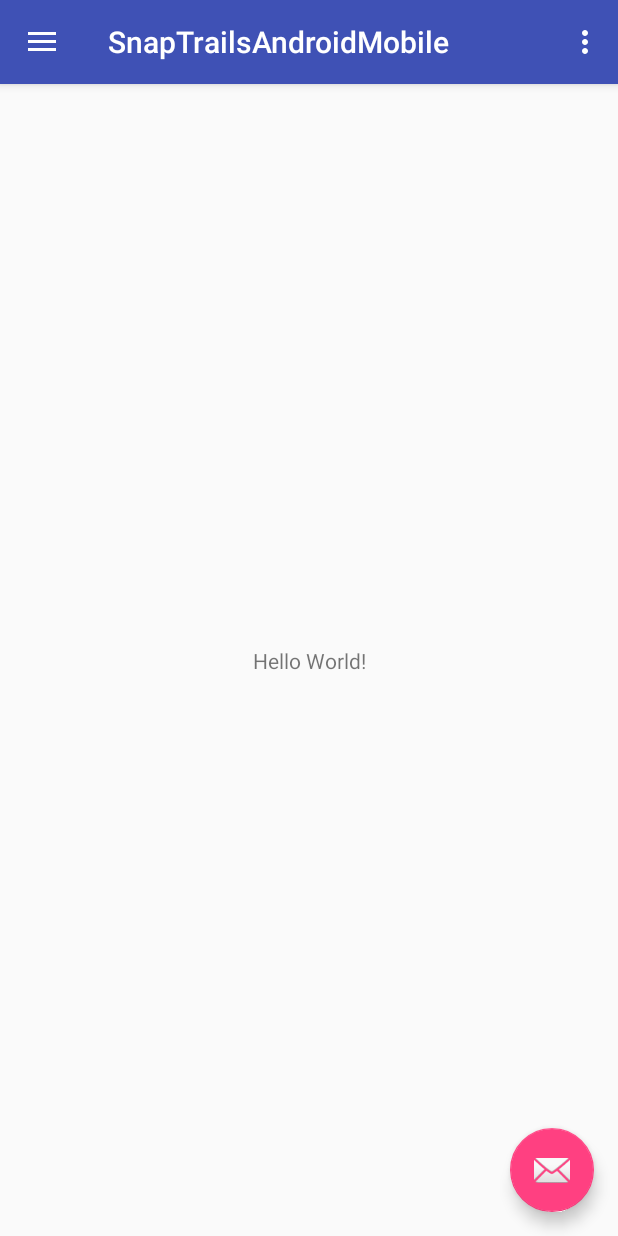
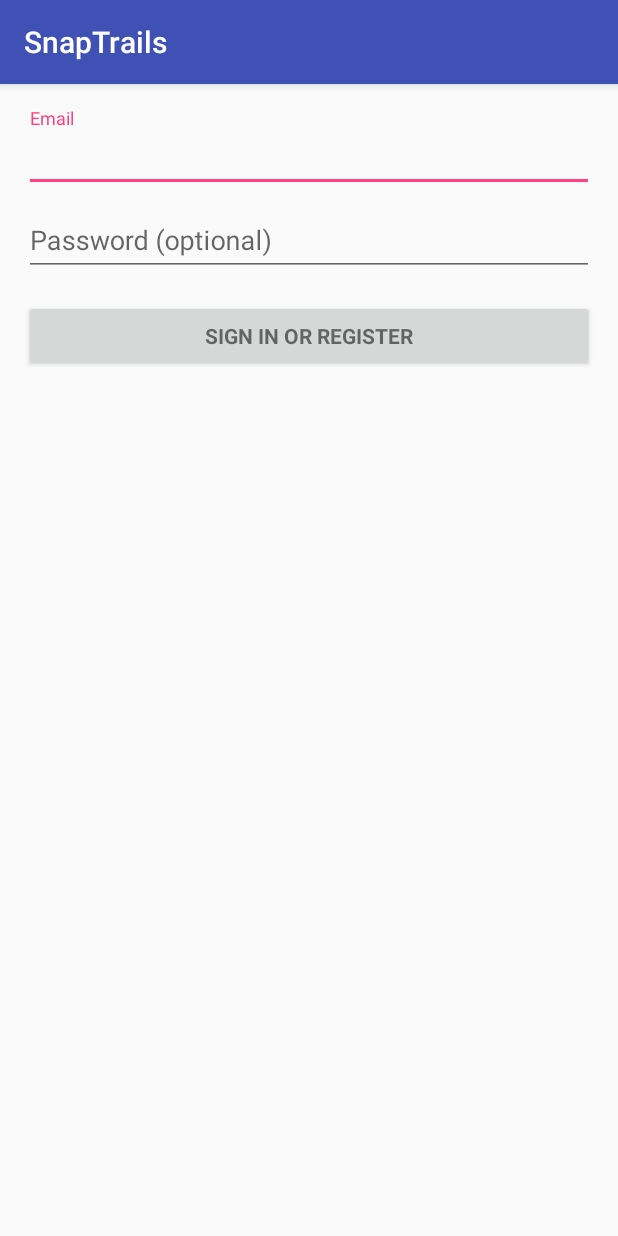
Before and after one commit to chausicle/SnapTrailsAndroidMobile, an Android app: the screen it shows after launch (MainActivity before the commit, LoginActivity after it), on a phone screen of 412 x 824 dp. Run offline under Robolectric (Android 15) with nearby library versions, the phone set to English and light mode, and no system bars; 2 statements that could not run were skipped.

Commit message:
Add login activity

```diff
--- /dev/null
+++ b/app/src/main/java/com/justinchau/snaptrailsandroidmobile/LoginActivity.java
@@ -0,0 +1,352 @@
+package com.justinchau.snaptrailsandroidmobile;
+
+import android.animation.Animator;
+import android.animation.AnimatorListenerAdapter;
+import android.annotation.TargetApi;
+import android.content.Intent;
+import android.content.pm.PackageManager;
+import android.support.annotation.NonNull;
+import android.support.design.widget.Snackbar;
+import android.support.v7.app.AppCompatActivity;
+import android.app.LoaderManager.LoaderCallbacks;
+
+import android.content.CursorLoader;
+import android.content.Loader;
+import android.database.Cursor;
+import android.net.Uri;
+import android.os.AsyncTask;
+
+import android.os.Build;
+import android.os.Bundle;
+import android.provider.ContactsContract;
+import android.text.TextUtils;
+import android.view.KeyEvent;
+import android.view.View;
+import android.view.View.OnClickListener;
+import android.view.inputmethod.EditorInfo;
+import android.widget.ArrayAdapter;
+import android.widget.AutoCompleteTextView;
+import android.widget.Button;
+import android.widget.EditText;
+import android.widget.TextView;
+
+import java.util.ArrayList;
+import java.util.List;
+
+import static android.Manifest.permission.READ_CONTACTS;
+
+/**
+ * A login screen that offers login via email/password.
+ */
+public class LoginActivity extends AppCompatActivity implements LoaderCallbacks<Cursor> {
+
+    /**
+     * Id to identity READ_CONTACTS permission request.
+     */
+    private static final int REQUEST_READ_CONTACTS = 0;
+
+    /**
+     * A dummy authentication store containing known user names and passwords.
+     * TODO: remove after connecting to a real authentication system.
+     */
+    private static final String[] DUMMY_CREDENTIALS = new String[]{
+            "foo@example.com:hello", "bar@example.com:world"
+    };
+    /**
+     * Keep track of the login task to ensure we can cancel it if requested.
+     */
+    private UserLoginTask mAuthTask = null;
+
+    // UI references.
+    private AutoCompleteTextView mEmailView;
+    private EditText mPasswordView;
+    private View mProgressView;
+    private View mLoginFormView;
+
+    @Override
+    protected void onCreate(Bundle savedInstanceState) {
+        super.onCreate(savedInstanceState);
+        setContentView(R.layout.activity_login);
+        // Set up the login form.
+        mEmailView = (AutoCompleteTextView) findViewById(R.id.email);
+        populateAutoComplete();
+
+        mPasswordView = (EditText) findViewById(R.id.password);
+        mPasswordView.setOnEditorActionListener(new TextView.OnEditorActionListener() {
+            @Override
+            public boolean onEditorAction(TextView textView, int id, KeyEvent keyEvent) {
+                if (id == EditorInfo.IME_ACTION_DONE || id == EditorInfo.IME_NULL) {
+                    attemptLogin();
+                    return true;
+                }
+                return false;
+            }
+        });
+
+        Button mEmailSignInButton = (Button) findViewById(R.id.email_sign_in_button);
+        mEmailSignInButton.setOnClickListener(new OnClickListener() {
+            @Override
+            public void onClick(View view) {
+                attemptLogin();
+            }
+        });
+
+        mLoginFormView = findViewById(R.id.login_form);
+        mProgressView = findViewById(R.id.login_progress);
+    }
+
+    private void populateAutoComplete() {
+        if (!mayRequestContacts()) {
+            return;
+        }
+
+        getLoaderManager().initLoader(0, null, this);
+    }
+
+    private boolean mayRequestContacts() {
+        if (Build.VERSION.SDK_INT < Build.VERSION_CODES.M) {
+            return true;
+        }
+        if (checkSelfPermission(READ_CONTACTS) == PackageManager.PERMISSION_GRANTED) {
+            return true;
+        }
+        if (shouldShowRequestPermissionRationale(READ_CONTACTS)) {
+            Snackbar.make(mEmailView, R.string.permission_rationale, Snackbar.LENGTH_INDEFINITE)
+                    .setAction(android.R.string.ok, new View.OnClickListener() {
+                        @Override
+                        @TargetApi(Build.VERSION_CODES.M)
+                        public void onClick(View v) {
+                            requestPermissions(new String[]{READ_CONTACTS}, REQUEST_READ_CONTACTS);
+                        }
+                    });
+        } else {
+            requestPermissions(new String[]{READ_CONTACTS}, REQUEST_READ_CONTACTS);
+        }
+        return false;
+    }
+
+    /**
+     * Callback received when a permissions request has been completed.
+     */
+    @Override
+    public void onRequestPermissionsResult(int requestCode, @NonNull String[] permissions,
+                                           @NonNull int[] grantResults) {
+        if (requestCode == REQUEST_READ_CONTACTS) {
+            if (grantResults.length == 1 && grantResults[0] == PackageManager.PERMISSION_GRANTED) {
+                populateAutoComplete();
+            }
+        }
+    }
+
+
+    /**
+     * Attempts to sign in or register the account specified by the login form.
+     * If there are form errors (invalid email, missing fields, etc.), the
+     * errors are presented and no actual login attempt is made.
+     */
+    private void attemptLogin() {
+        if (mAuthTask != null) {
+            return;
+        }
+
+        // Reset errors.
+        mEmailView.setError(null);
+        mPasswordView.setError(null);
+
+        // Store values at the time of the login attempt.
+        String email = mEmailView.getText().toString();
+        String password = mPasswordView.getText().toString();
+
+        boolean cancel = false;
+        View focusView = null;
+
+        // Check for a valid password, if the user entered one.
+        if (!TextUtils.isEmpty(password) && !isPasswordValid(password)) {
+            mPasswordView.setError(getString(R.string.error_invalid_password));
+            focusView = mPasswordView;
+            cancel = true;
+        }
+
+        // Check for a valid email address.
+        if (TextUtils.isEmpty(email)) {
+            mEmailView.setError(getString(R.string.error_field_required));
+            focusView = mEmailView;
+            cancel = true;
+        } else if (!isEmailValid(email)) {
+            mEmailView.setError(getString(R.string.error_invalid_email));
+            focusView = mEmailView;
+            cancel = true;
+        }
+
+        if (cancel) {
+            // There was an error; don't attempt login and focus the first
+            // form field with an error.
+            focusView.requestFocus();
+        } else {
+            // Show a progress spinner, and kick off a background task to
+            // perform the user login attempt.
+            showProgress(true);
+            mAuthTask = new UserLoginTask(email, password);
+            mAuthTask.execute((Void) null);
+        }
+    }
+
+    private boolean isEmailValid(String email) {
+        //TODO: Replace this with your own logic
+        return email.contains("@");
+    }
+
+    private boolean isPasswordValid(String password) {
+        //TODO: Replace this with your own logic
+        return password.length() > 4;
+    }
+
+    /**
+     * Shows the progress UI and hides the login form.
+     */
+    @TargetApi(Build.VERSION_CODES.HONEYCOMB_MR2)
+    private void showProgress(final boolean show) {
+        // On Honeycomb MR2 we have the ViewPropertyAnimator APIs, which allow
+        // for very easy animations. If available, use these APIs to fade-in
+        // the progress spinner.
+        if (Build.VERSION.SDK_INT >= Build.VERSION_CODES.HONEYCOMB_MR2) {
+            int shortAnimTime = getResources().getInteger(android.R.integer.config_shortAnimTime);
+
+            mLoginFormView.setVisibility(show ? View.GONE : View.VISIBLE);
+            mLoginFormView.animate().setDuration(shortAnimTime).alpha(
+                    show ? 0 : 1).setListener(new AnimatorListenerAdapter() {
+                @Override
+                public void onAnimationEnd(Animator animation) {
+                    mLoginFormView.setVisibility(show ? View.GONE : View.VISIBLE);
+                }
+            });
+
+            mProgressView.setVisibility(show ? View.VISIBLE : View.GONE);
+            mProgressView.animate().setDuration(shortAnimTime).alpha(
+                    show ? 1 : 0).setListener(new AnimatorListenerAdapter() {
+                @Override
+                public void onAnimationEnd(Animator animation) {
+                    mProgressView.setVisibility(show ? View.VISIBLE : View.GONE);
+                }
+            });
+        } else {
+            // The ViewPropertyAnimator APIs are not available, so simply show
+            // and hide the relevant UI components.
+            mProgressView.setVisibility(show ? View.VISIBLE : View.GONE);
+            mLoginFormView.setVisibility(show ? View.GONE : View.VISIBLE);
+        }
+    }
+
+    @Override
+    public Loader<Cursor> onCreateLoader(int i, Bundle bundle) {
+        return new CursorLoader(this,
+                // Retrieve data rows for the device user's 'profile' contact.
+                Uri.withAppendedPath(ContactsContract.Profile.CONTENT_URI,
+                        ContactsContract.Contacts.Data.CONTENT_DIRECTORY), ProfileQuery.PROJECTION,
+
+                // Select only email addresses.
+                ContactsContract.Contacts.Data.MIMETYPE +
+                        " = ?", new String[]{ContactsContract.CommonDataKinds.Email
+                .CONTENT_ITEM_TYPE},
+
+                // Show primary email addresses first. Note that there won't be
+                // a primary email address if the user hasn't specified one.
+                ContactsContract.Contacts.Data.IS_PRIMARY + " DESC");
+    }
+
+    @Override
+    public void onLoadFinished(Loader<Cursor> cursorLoader, Cursor cursor) {
+        List<String> emails = new ArrayList<>();
+        cursor.moveToFirst();
+        while (!cursor.isAfterLast()) {
+            emails.add(cursor.getString(ProfileQuery.ADDRESS));
+            cursor.moveToNext();
+        }
+
+        addEmailsToAutoComplete(emails);
+    }
+
+    @Override
+    public void onLoaderReset(Loader<Cursor> cursorLoader) {
+
+    }
+
+    private void addEmailsToAutoComplete(List<String> emailAddressCollection) {
+        //Create adapter to tell the AutoCompleteTextView what to show in its dropdown list.
+        ArrayAdapter<String> adapter =
+                new ArrayAdapter<>(LoginActivity.this,
+                        android.R.layout.simple_dropdown_item_1line, emailAddressCollection);
+
+        mEmailView.setAdapter(adapter);
+    }
+
+
+    private interface ProfileQuery {
+        String[] PROJECTION = {
+                ContactsContract.CommonDataKinds.Email.ADDRESS,
+                ContactsContract.CommonDataKinds.Email.IS_PRIMARY,
+        };
+
+        int ADDRESS = 0;
+        int IS_PRIMARY = 1;
+    }
+
+    /**
+     * Represents an asynchronous login/registration task used to authenticate
+     * the user.
+     */
+    public class UserLoginTask extends AsyncTask<Void, Void, Boolean> {
+
+        private final String mEmail;
+        private final String mPassword;
+
+        UserLoginTask(String email, String password) {
+            mEmail = email;
+            mPassword = password;
+        }
+
+        @Override
+        protected Boolean doInBackground(Void... params) {
+            // TODO: attempt authentication against a network service.
+
+            try {
+                // Simulate network access.
+                Thread.sleep(2000);
+            } catch (InterruptedException e) {
+                return false;
+            }
+
+            for (String credential : DUMMY_CREDENTIALS) {
+                String[] pieces = credential.split(":");
+                if (pieces[0].equals(mEmail)) {
+                    // Account exists, return true if the password matches.
+                    return pieces[1].equals(mPassword);
+                }
+            }
+
+            // TODO: register the new account here.
+            return true;
+        }
+
+        @Override
+        protected void onPostExecute(final Boolean success) {
+            mAuthTask = null;
+            showProgress(false);
+
+            if (success) {
+                Intent intent = new Intent(getBaseContext(), MainActivity.class);
+                finish();
+                startActivity(intent);
+            } else {
+                mPasswordView.setError(getString(R.string.error_incorrect_password));
+                mPasswordView.requestFocus();
+            }
+        }
+
+        @Override
+        protected void onCancelled() {
+            mAuthTask = null;
+            showProgress(false);
+        }
+    }
+}
--- /dev/null
+++ b/app/src/main/res/layout/activity_login.xml
@@ -0,0 +1,78 @@
+<?xml version="1.0" encoding="utf-8"?>
+<LinearLayout xmlns:android="http://schemas.android.com/apk/res/android"
+    xmlns:tools="http://schemas.android.com/tools"
+    android:layout_width="match_parent"
+    android:layout_height="match_parent"
+    android:gravity="center_horizontal"
+    android:orientation="vertical"
+    android:paddingBottom="@dimen/activity_vertical_margin"
+    android:paddingLeft="@dimen/activity_horizontal_margin"
+    android:paddingRight="@dimen/activity_horizontal_margin"
+    android:paddingTop="@dimen/activity_vertical_margin"
+    tools:context=".LoginActivity">
+
+    <!-- Login progress -->
+    <ProgressBar
+        android:id="@+id/login_progress"
+        style="?android:attr/progressBarStyleLarge"
+        android:layout_width="wrap_content"
+        android:layout_height="wrap_content"
+        android:layout_marginBottom="8dp"
+        android:visibility="gone" />
+
+    <ScrollView
+        android:id="@+id/login_form"
+        android:layout_width="match_parent"
+        android:layout_height="match_parent">
+
+        <LinearLayout
+            android:id="@+id/email_login_form"
+            android:layout_width="match_parent"
+            android:layout_height="wrap_content"
+            android:orientation="vertical">
+
+            <android.support.design.widget.TextInputLayout
+                android:layout_width="match_parent"
+                android:layout_height="wrap_content">
+
+                <AutoCompleteTextView
+                    android:id="@+id/email"
+                    android:layout_width="match_parent"
+                    android:layout_height="wrap_content"
+                    android:hint="@string/prompt_email"
+                    android:inputType="textEmailAddress"
+                    android:maxLines="1"
+                    android:singleLine="true" />
+
+            </android.support.design.widget.TextInputLayout>
+
+            <android.support.design.widget.TextInputLayout
+                android:layout_width="match_parent"
+                android:layout_height="wrap_content">
+
+                <EditText
+                    android:id="@+id/password"
+                    android:layout_width="match_parent"
+                    android:layout_height="wrap_content"
+                    android:hint="@string/prompt_password"
+                    android:imeActionId="6"
+                    android:imeActionLabel="@string/action_sign_in_short"
+                    android:imeOptions="actionUnspecified"
+                    android:inputType="textPassword"
+                    android:maxLines="1"
+                    android:singleLine="true" />
+
+            </android.support.design.widget.TextInputLayout>
+
+            <Button
+                android:id="@+id/email_sign_in_button"
+                style="?android:textAppearanceSmall"
+                android:layout_width="match_parent"
+                android:layout_height="wrap_content"
+                android:layout_marginTop="16dp"
+                android:text="@string/action_sign_in"
+                android:textStyle="bold" />
+
+        </LinearLayout>
+    </ScrollView>
+</LinearLayout>
--- a/app/src/main/res/values/strings.xml
+++ b/app/src/main/res/values/strings.xml
@@ -6,4 +6,18 @@
     <string name="nav_header_subtitle">android.studio@android.com</string>
     <string name="nav_header_desc">Navigation header</string>
     <string name="action_settings">Settings</string>
+    <string name="title_activity_login">SnapTrails</string>
+
+    <!-- Strings related to login -->
+    <string name="prompt_email">Email</string>
+    <string name="prompt_password">Password (optional)</string>
+    <string name="action_sign_in">Sign in or register</string>
+    <string name="action_sign_in_short">Sign in</string>
+    <string name="error_invalid_email">This email address is invalid</string>
+    <string name="error_invalid_password">This password is too short</string>
+    <string name="error_incorrect_password">This password is incorrect</string>
+    <string name="error_field_required">This field is required</string>
+    <string name="permission_rationale">"Contacts permissions are needed for providing email
+        completions."
+    </string>
 </resources>
```
Also changed, not shown: app/src/main/AndroidManifest.xml (+14 -0 lines).
